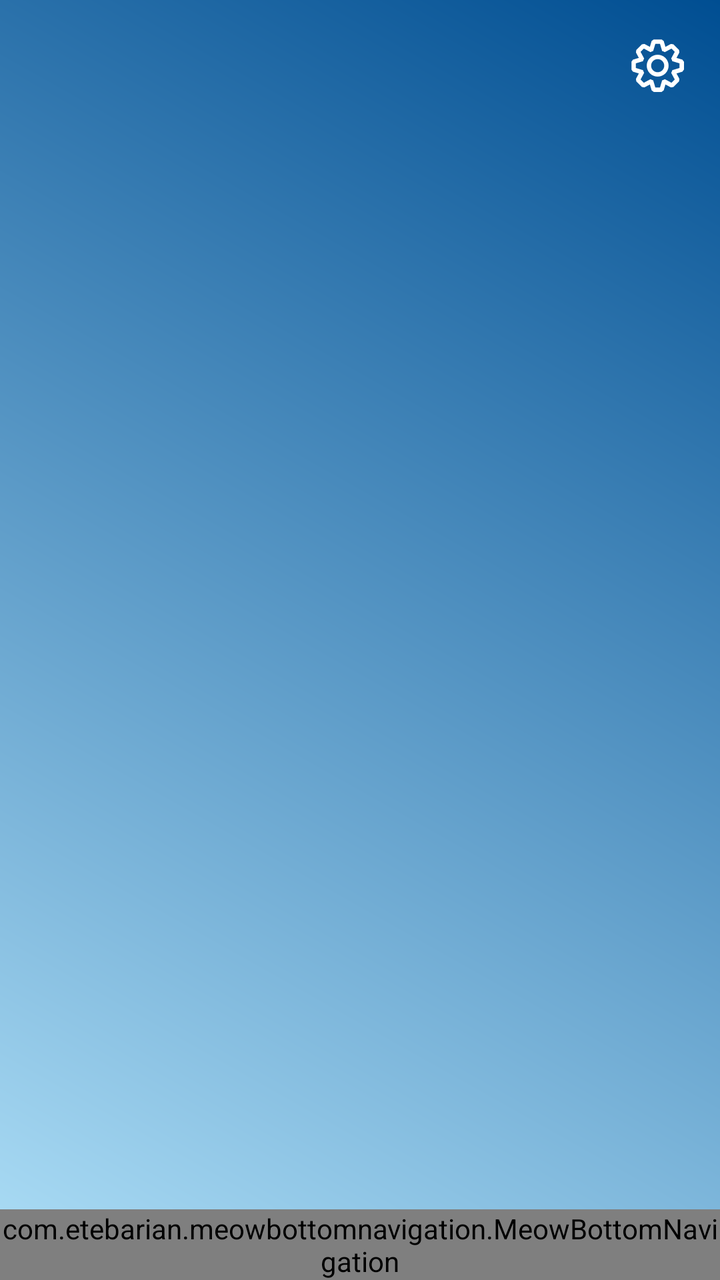
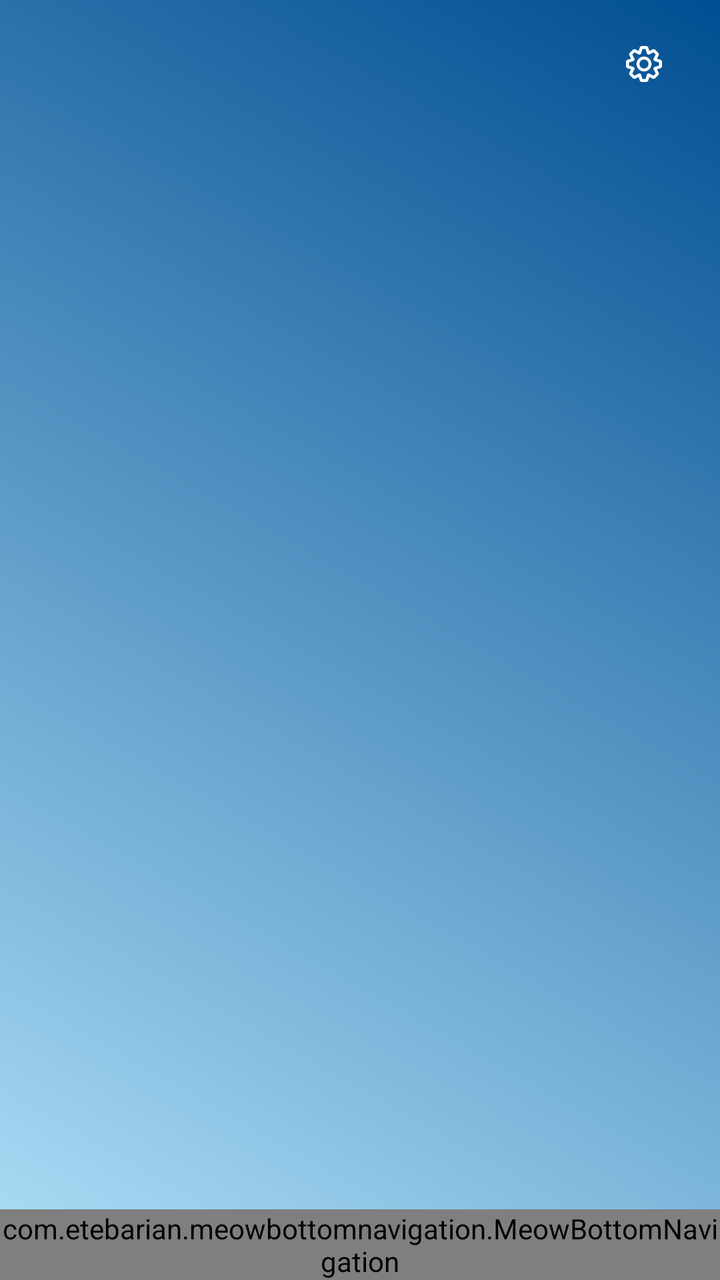

Screens rendered from an Android XML layout before and after an edit, with the pre-edit source and the edit as a unified diff.
<!-- AndroidManifest.xml: application theme Theme.Budget_Planner -->
<!-- res/layout/activity_main.xml -->
<?xml version="1.0" encoding="utf-8"?>
<androidx.coordinatorlayout.widget.CoordinatorLayout xmlns:android="http://schemas.android.com/apk/res/android"
    xmlns:app="http://schemas.android.com/apk/res-auto"
    xmlns:tools="http://schemas.android.com/tools"
    android:layout_width="match_parent"
    android:layout_height="match_parent"
    android:background="@drawable/backgroung_gradient"
    tools:context=".MainActivity">

    <RelativeLayout
        android:layout_width="match_parent"
        android:layout_height="match_parent">

        <androidx.appcompat.widget.Toolbar
            android:id="@+id/toolbar"
            android:layout_width="match_parent"
            android:layout_height="?attr/actionBarSize"
            app:titleTextAppearance="@style/ToolbarTitleText"
            app:titleTextColor="@android:color/white">

            <com.google.android.material.floatingactionbutton.FloatingActionButton
                android:id="@+id/settings"
                android:layout_width="wrap_content"
                android:layout_height="wrap_content"
                android:layout_gravity="end"
                android:layout_margin="5dp"
                android:layout_marginEnd="5dp"
                android:backgroundTint="@android:color/transparent"
                android:clickable="true"
                android:contentDescription="@string/settings"
                android:focusable="true"
                android:src="@drawable/settings_2_svgrepo_com"
                android:stateListAnimator="@animator/button_state_list_animator"
                app:borderWidth="0dp"
                app:elevation="0dp"
                app:maxImageSize="35dp"
                app:tint="@color/white" />
        </androidx.appcompat.widget.Toolbar>

        <FrameLayout
            android:id="@+id/frame_layout"
            android:layout_width="match_parent"
            android:layout_height="match_parent"
            android:layout_below="@id/toolbar" />
    </RelativeLayout>

    <com.etebarian.meowbottomnavigation.MeowBottomNavigation
        android:id="@+id/bottomnavigation"
        android:layout_width="match_parent"
        android:layout_height="wrap_content"
        android:layout_gravity="bottom"
        app:mbn_backgroundBottomColor="#EDEDED"
        app:mbn_circleColor="#EDEDED"
        app:mbn_countBackgroundColor="#F45E0B"
        app:mbn_countTextColor="#fff"
        app:mbn_defaultIconColor="#004E92"
        app:mbn_selectedIconColor="#004E92"
        app:mbn_shadowColor="#989898" />
</androidx.coordinatorlayout.widget.CoordinatorLayout>
<!-- resources referenced by this layout -->
<resources>
  <color name="white">#FFFFFF</color>
  
      Shades of Yellow
  <!-- drawable backgroung_gradient (drawable) -->
  <?xml version="1.0" encoding="utf-8"?>
  <shape xmlns:android="http://schemas.android.com/apk/res/android">
      <gradient
          android:type="linear"
          android:angle="45"
          android:startColor="#AEDFF7"
          android:endColor="#004E92"></gradient>
  </shape>
  <!-- drawable settings_2_svgrepo_com (drawable) -->
  <vector xmlns:android="http://schemas.android.com/apk/res/android"
      android:width="800dp"
      android:height="800dp"
      android:viewportWidth="24"
      android:viewportHeight="24">
    <path
        android:pathData="M10.65,3L9.932,3.534L9.328,5.548L7.477,4.551L6.591,4.681L4.681,6.591L4.551,7.477L5.548,9.328L3.534,9.932L3,10.65V13.35L3.534,14.068L5.548,14.672L4.551,16.524L4.681,17.409L6.591,19.319L7.477,19.449L9.328,18.452L9.932,20.465L10.65,21H13.35L14.068,20.465L14.672,18.452L16.524,19.449L17.409,19.319L19.319,17.409L19.449,16.524L18.452,14.672L20.465,14.068L21,13.35V10.65L20.465,9.932L18.452,9.328L19.449,7.477L19.319,6.591L17.409,4.681L16.524,4.551L14.672,5.548L14.068,3.534L13.35,3H10.65ZM10.469,6.963L11.208,4.5H12.792L13.531,6.963L13.875,7.095C13.965,7.129 14.054,7.166 14.142,7.205L14.479,7.356L16.743,6.137L17.863,7.257L16.644,9.521L16.795,9.858C16.834,9.946 16.871,10.035 16.905,10.125L17.037,10.469L19.5,11.208V12.792L17.037,13.531L16.905,13.875C16.871,13.965 16.834,14.054 16.795,14.142L16.644,14.479L17.863,16.743L16.743,17.863L14.479,16.644L14.142,16.795C14.054,16.834 13.965,16.871 13.875,16.905L13.531,17.037L12.792,19.5H11.208L10.469,17.037L10.125,16.905C10.035,16.871 9.946,16.834 9.858,16.795L9.521,16.644L7.257,17.863L6.137,16.743L7.356,14.479L7.205,14.142C7.166,14.054 7.129,13.965 7.095,13.875L6.963,13.531L4.5,12.792L4.5,11.208L6.963,10.469L7.095,10.125C7.129,10.035 7.166,9.946 7.205,9.858L7.356,9.521L6.137,7.257L7.257,6.137L9.521,7.356L9.858,7.205C9.946,7.166 10.035,7.129 10.125,7.095L10.469,6.963ZM14.25,12C14.25,13.243 13.243,14.25 12,14.25C10.757,14.25 9.75,13.243 9.75,12C9.75,10.757 10.757,9.75 12,9.75C13.243,9.75 14.25,10.757 14.25,12ZM15.75,12C15.75,14.071 14.071,15.75 12,15.75C9.929,15.75 8.25,14.071 8.25,12C8.25,9.929 9.929,8.25 12,8.25C14.071,8.25 15.75,9.929 15.75,12Z"
        android:fillColor="#080341"
        android:fillType="evenOdd"/>
  </vector>
  <string name="settings">Settings</string>
  <style name="ToolbarTitleText">
          <item name="android:textSize">18sp</item> 
          <item name="android:textColor">@android:color/white</item> 
          <item name="android:textStyle">bold</item> 
          
      </style>
  <style name="Theme.Budget_Planner" parent="Base.Theme.Budget_Planner" />
  <style name="Base.Theme.Budget_Planner" parent="Theme.Material3.DayNight.NoActionBar">
          
          
      </style>
</resources>

<!-- the commit's change to res/layout/activity_main.xml (unified diff, before → after) -->
@@ -1,5 +1,6 @@
 <?xml version="1.0" encoding="utf-8"?>
-<androidx.coordinatorlayout.widget.CoordinatorLayout xmlns:android="http://schemas.android.com/apk/res/android"
+<androidx.coordinatorlayout.widget.CoordinatorLayout
+    xmlns:android="http://schemas.android.com/apk/res/android"
     xmlns:app="http://schemas.android.com/apk/res-auto"
     xmlns:tools="http://schemas.android.com/tools"
     android:layout_width="match_parent"
@@ -15,33 +16,34 @@
             android:id="@+id/toolbar"
             android:layout_width="match_parent"
             android:layout_height="?attr/actionBarSize"
+            app:titleTextColor="@android:color/white"
             app:titleTextAppearance="@style/ToolbarTitleText"
-            app:titleTextColor="@android:color/white">
+            >
 
             <com.google.android.material.floatingactionbutton.FloatingActionButton
-                android:id="@+id/settings"
                 android:layout_width="wrap_content"
                 android:layout_height="wrap_content"
+                android:id="@+id/settings"
+                android:src="@drawable/settings_2_svgrepo_com"
+                android:backgroundTint="@android:color/transparent"
                 android:layout_gravity="end"
-                android:layout_margin="5dp"
-                android:layout_marginEnd="5dp"
-                android:backgroundTint="@android:color/transparent"
+                app:elevation="0dp"
+                app:borderWidth="0dp"
+                app:tint="@color/white"
                 android:clickable="true"
-                android:contentDescription="@string/settings"
-                android:focusable="true"
-                android:src="@drawable/settings_2_svgrepo_com"
+                android:layout_marginEnd="10dp"
                 android:stateListAnimator="@animator/button_state_list_animator"
-                app:borderWidth="0dp"
-                app:elevation="0dp"
-                app:maxImageSize="35dp"
-                app:tint="@color/white" />
+                android:contentDescription="Settings Button"
+                />
         </androidx.appcompat.widget.Toolbar>
 
         <FrameLayout
-            android:id="@+id/frame_layout"
             android:layout_width="match_parent"
             android:layout_height="match_parent"
-            android:layout_below="@id/toolbar" />
+            android:id="@+id/frame_layout"
+            android:layout_below="@id/toolbar"
+            >
+        </FrameLayout>
     </RelativeLayout>
 
     <com.etebarian.meowbottomnavigation.MeowBottomNavigation
<!-- resource entries referenced after the edit -->
@@ -1,8 +1,6 @@
 <!-- resources referenced by this layout -->
 <resources>
-  <color name="white">#FFFFFF</color>
-  
-      Shades of Yellow
+  <color name="white">#FFFFFFFF</color>
   <!-- drawable backgroung_gradient (drawable) -->
   <?xml version="1.0" encoding="utf-8"?>
   <shape xmlns:android="http://schemas.android.com/apk/res/android">
@@ -23,7 +21,6 @@
         android:fillColor="#080341"
         android:fillType="evenOdd"/>
   </vector>
-  <string name="settings">Settings</string>
   <style name="ToolbarTitleText">
           <item name="android:textSize">18sp</item> 
           <item name="android:textColor">@android:color/white</item> 
